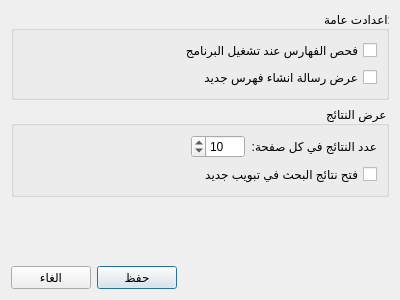
First picture: the form in settingsdialog.ui, repository boussouira/albahhet, before the edit.
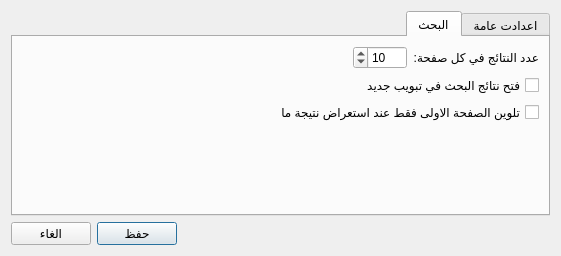
Second picture: the form after the edit. The open tabs and pages were chosen to show the change.

Commit message: Improve the settings dialog

Diff of the .ui file:
```diff
--- a/settingsdialog.ui
+++ b/settingsdialog.ui
@@ -6,8 +6,8 @@
    <rect>
     <x>0</x>
     <y>0</y>
-    <width>400</width>
-    <height>300</height>
+    <width>561</width>
+    <height>256</height>
    </rect>
   </property>
   <property name="windowTitle">
@@ -19,14 +19,18 @@
   <property name="locale">
    <locale language="Arabic" country="Morocco"/>
   </property>
+  <layout class="QVBoxLayout" name="verticalLayout">
+   <item>
+    <widget class="QTabWidget" name="tabWidget">
+     <property name="currentIndex">
+      <number>0</number>
+     </property>
+     <widget class="QWidget" name="tab">
+      <attribute name="title">
+       <string>اعدادت عامة</string>
+      </attribute>
   <layout class="QVBoxLayout" name="verticalLayout_3">
    <item>
-    <widget class="QGroupBox" name="groupBox_2">
-     <property name="title">
-      <string>اعدادت عامة:</string>
-     </property>
-     <layout class="QVBoxLayout" name="verticalLayout_2">
-      <item>
        <widget class="QCheckBox" name="checkScanIndexes">
         <property name="text">
          <string>فحص الفهارس عند تشغيل البرنامج</string>
@@ -40,21 +44,26 @@
         </property>
        </widget>
       </item>
-     </layout>
-    </widget>
-   </item>
-   <item>
-    <widget class="QGroupBox" name="groupBox">
-     <property name="sizePolicy">
-      <sizepolicy hsizetype="Preferred" vsizetype="Preferred">
-       <horstretch>0</horstretch>
-       <verstretch>0</verstretch>
-      </sizepolicy>
-     </property>
-     <property name="title">
-      <string>عرض النتائج</string>
-     </property>
-     <layout class="QVBoxLayout" name="verticalLayout">
+       <item>
+        <spacer name="verticalSpacer">
+         <property name="orientation">
+          <enum>Qt::Vertical</enum>
+         </property>
+         <property name="sizeHint" stdset="0">
+          <size>
+           <width>20</width>
+           <height>40</height>
+          </size>
+         </property>
+        </spacer>
+       </item>
+      </layout>
+     </widget>
+     <widget class="QWidget" name="tab_2">
+      <attribute name="title">
+       <string>البحث</string>
+      </attribute>
+      <layout class="QVBoxLayout" name="verticalLayout_2">
       <item>
        <layout class="QHBoxLayout" name="horizontalLayout_2">
         <item>
@@ -105,27 +114,35 @@
        </layout>
       </item>
       <item>
-       <widget class="QCheckBox" name="checkBox">
+        <widget class="QCheckBox" name="checkOpenNewTab">
         <property name="text">
          <string>فتح نتائج البحث في تبويب جديد</string>
         </property>
        </widget>
       </item>
-     </layout>
+       <item>
+        <widget class="QCheckBox" name="checkHLFirstPage">
+         <property name="text">
+          <string>تلوين الصفحة الاولى فقط عند استعراض نتيجة ما</string>
+         </property>
     </widget>
    </item>
    <item>
-    <spacer name="verticalSpacer">
+        <spacer name="verticalSpacer_2">
      <property name="orientation">
       <enum>Qt::Vertical</enum>
      </property>
      <property name="sizeHint" stdset="0">
       <size>
        <width>20</width>
-       <height>40</height>
+           <height>86</height>
       </size>
      </property>
     </spacer>
+       </item>
+      </layout>
+     </widget>
+    </widget>
    </item>
    <item>
     <layout class="QHBoxLayout" name="horizontalLayout">
```
Left out of the diff: 2 changed lines with no effect on the pictures. Lines whose indentation alone changed are shown as unchanged. The commit also changes 5 other files.
